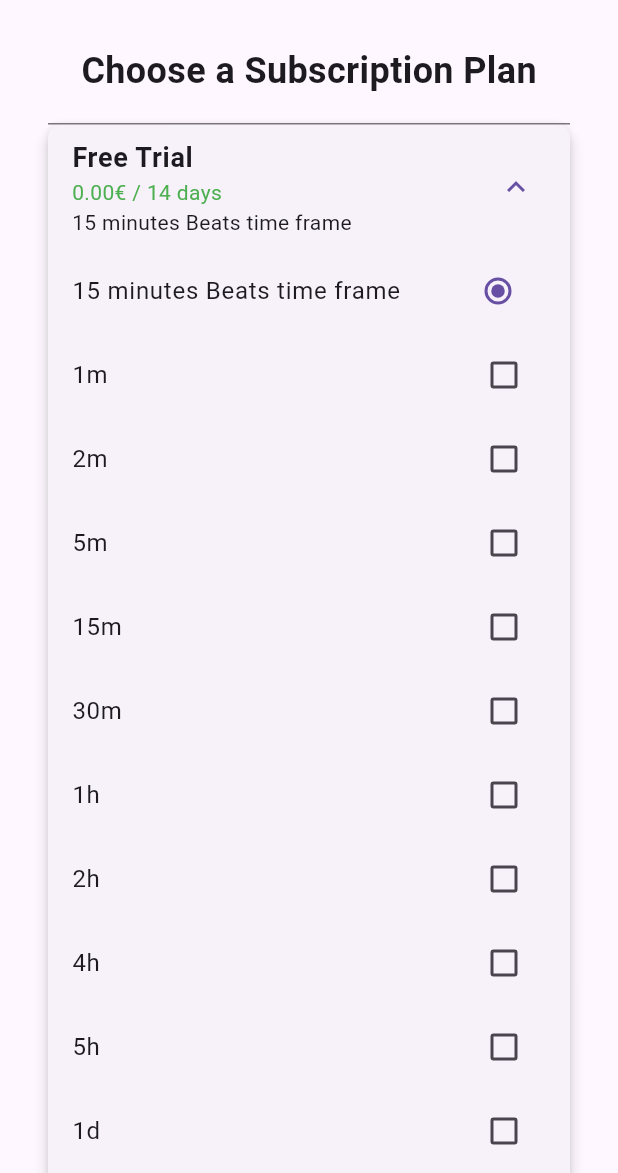
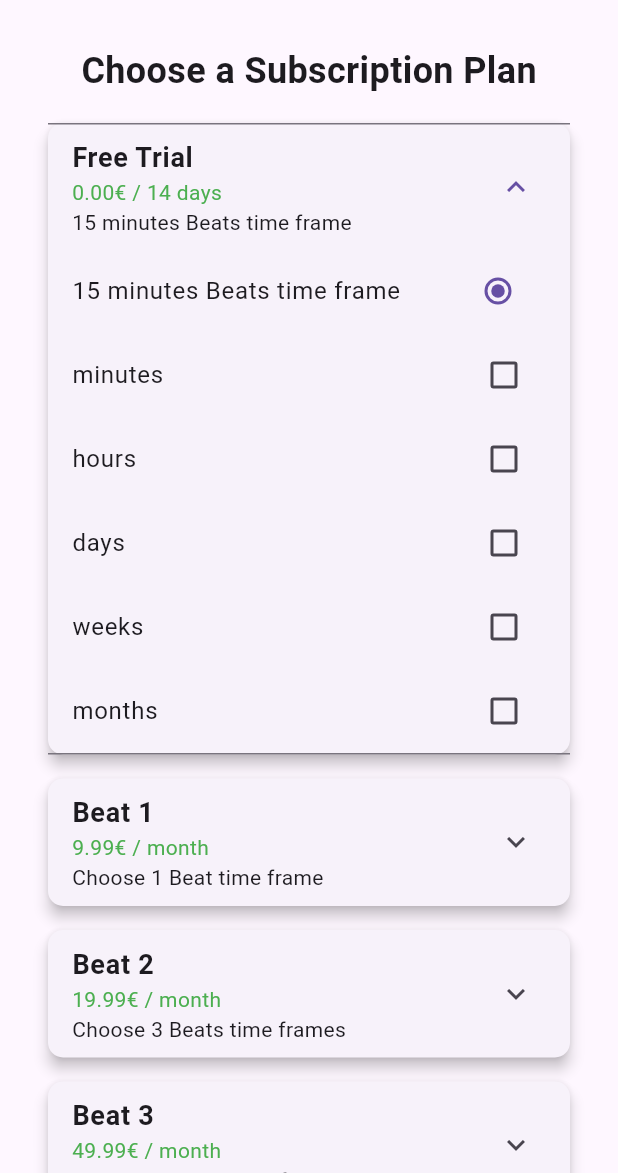
Before and after one commit to tradingapp-ai-beat/dividendbro, a Flutter app: the SignUpPlansScreen screen opened directly with empty values, after a tap on "Free Trial", on a phone screen of 412 x 824 dp, the part 63-1236 px from its top. Run offline on Flutter 3.47's test engine with Material 3 defaults, Android fonts, the phone set to English and light mode, and no system bars; our stand-ins replace cloud_firestore, firebase_auth, firebase_core, firebase_storage, flutter_svg, image_picker; accounts and stored records are empty.

Commit message:
now is really working with minutes, hours etc

```diff
--- a/lib/screens/signupPlans_screen.dart
+++ b/lib/screens/signupPlans_screen.dart
@@ -22,7 +22,7 @@ class _SignUpPlansScreenState extends State<SignUpPlansScreen> {
 
   void _subscribe() {
     if (_selectedSubscriptionType == 0) {
-      _selectedTimeFrames = ['15m'];
+      _selectedTimeFrames = ['15 minutes'];
     }
 
     Navigator.push(
@@ -34,7 +34,8 @@ class _SignUpPlansScreenState extends State<SignUpPlansScreen> {
           email: widget.email,
           name: widget.name,
           password: widget.password, // Pass the password for sign up
-          isSignUp: true, previousScreen: '', // Indicate that this is a sign-up process
+          isSignUp: true,
+          previousScreen: '', // Indicate that this is a sign-up process
         ),
       ),
     );
@@ -62,14 +63,14 @@ class _SignUpPlansScreenState extends State<SignUpPlansScreen> {
           price: '19.99€ / month',
           description: 'Choose 3 Beats time frames',
           subscriptionType: 2,
-          maxSelections: 3,
+          maxSelections: 2,
         ),
         _buildSubscriptionCard(
           title: 'Beat 3',
           price: '49.99€ / month',
           description: 'Unlimited Beats time frames',
           subscriptionType: 3,
-          maxSelections: 12,
+          maxSelections: 5,
         ),
       ],
     );
@@ -130,7 +131,7 @@ class _SignUpPlansScreenState extends State<SignUpPlansScreen> {
   }
 
   Widget _buildTimeFrameSelector(int maxSelections) {
-    final timeFrames = ['1m','2m', '5m', '15m', '30m', '1h', '2h', '4h', '5h', '1d', '1w', 'M'];
+    final timeFrames = ['minutes', 'hours', 'days', 'weeks', 'months'];
     return Column(
       children: timeFrames.map((timeFrame) {
         return CheckboxListTile(
--- a/lib/screens/subscription_screen.dart
+++ b/lib/screens/subscription_screen.dart
@@ -16,7 +16,7 @@ class _SubscriptionScreenState extends State<SubscriptionScreen> {
     final userProvider = Provider.of<UserProvider>(context, listen: false);
 
     if (_selectedSubscriptionType == 0) {
-      _selectedTimeFrames = ['15m'];
+      _selectedTimeFrames = ['15 minutes'];
     }
 
     Navigator.pushReplacement(
@@ -27,7 +27,8 @@ class _SubscriptionScreenState extends State<SubscriptionScreen> {
           timeFrames: _selectedTimeFrames,
           email: userProvider.user.email,
           name: userProvider.user.name,
-          previousScreen: 'subscription', isSignUp: false,
+          previousScreen: 'subscription',
+          isSignUp: false,
         ),
       ),
     );
@@ -136,7 +137,7 @@ class _SubscriptionScreenState extends State<SubscriptionScreen> {
   }
 
   Widget _buildTimeFrameSelector(int maxSelections) {
-    final timeFrames = ['1m','2m', '5m', '15m', '30m', '1h', '2h', '4h', '5h', '1d', '1w', 'M'];
+    final timeFrames = ['minutes', 'hours', 'days', 'weeks', 'months'];
     return Column(
       children: timeFrames.map((timeFrame) {
         return CheckboxListTile(
--- a/lib/services/api_service.dart
+++ b/lib/services/api_service.dart
@@ -14,7 +14,7 @@ class ApiService {
         {
           'role': 'user',
           'content': [
-            {'type': 'text', 'text': 'Analyze this image and determine if it is a trading chart. If it is, extract the timeframe.'},
+            {'type': 'text', 'text': 'Analyze this image and determine if it is a trading chart. If it is, extract the timeframe and say if its minutes or minute, hours or hour, days or day, weeks or week, months or month and always say in plural .'},
             {'type': 'image_url', 'image_url': {'url': imageUrl}},
           ],
         },
@@ -60,20 +60,12 @@ class ApiService {
     print('Input text for regex: $text');
 
     // Updated regex to handle various formats including quotes and punctuation
-    RegExp regex = RegExp(r'(\d+[mhdwM]|[mhdwM]\d+|mn|m|d|h|w)', caseSensitive: false);
+    RegExp regex = RegExp(r'(minutes|hours|days|weeks|months)', caseSensitive: false);
     Match? match = regex.firstMatch(text);
 
     if (match != null) {
       String matched = match.group(1)!.toLowerCase();
       print('Matched timeframe: $matched');
-
-      // Normalize the format to always have the letter first and the number second
-      if (RegExp(r'^\d+[mhdwM]$').hasMatch(matched)) {
-        String normalized = matched.replaceAllMapped(RegExp(r'(\d+)([mhdwM])', caseSensitive: false), (Match m) => '${m[2]}${m[1]}');
-        print('Normalized timeframe: $normalized');
-        return normalized;
-      }
-      print('Returned as-is: $matched');
       return matched;
     } else {
       print('No timeframe matched.');
@@ -91,7 +83,7 @@ class ApiService {
             {'type': 'text', 'text': 'Give trading advice based on this chart image and strategy.'},
             {
               'type': 'text',
-              'text': 'Give trading advice based on this chart image,strategy: $strategy. adapted to Time frames: $extractedTimeframe and additional parameter: $additionalParameter.,Image URL: $imageUrl are you more inclined to buy or to sell? Give me full analysis of the chart, give me advice about leverage when applicable (appropriate leverage give example with possible outcomes in one example for 0.1 leverage) and finalize with information regarding safety in trading and risk management. Also, extract the financial product name and verify if the image time frame corresponds to the timeframe on the picture.',
+              'text': 'Give trading advice based on this chart image,strategy: $strategy., extract the financial product name and give an judge opinion on what the strategy chosen is good or not for the type of financial product, adapted to Time frames: $extractedTimeframe and additional parameter: $additionalParameter.,Image URL: $imageUrl are you more inclined to buy or to sell? Analise candle sticks if possible, and inform about the pattern, Give user full analysis of the chart, give me advice about leverage when applicable, and finalize with information regarding safety in trading and risk management. .',
             },
             {'type': 'image_url', 'image_url': {'url': imageUrl}}, // Including the image URL again
           ],
--- a/lib/services/web_image_service.dart
+++ b/lib/services/web_image_service.dart
@@ -24,6 +24,32 @@ class WebImageService implements ImageService {
       return 'The uploaded chart image does not contain clear information. Please upload a better-quality image with more detail.';
     }
 
+    // Normalize the timeframes for comparison
+    Set<String> normalizedTimeframes = timeframes
+        .map((t) => t.toLowerCase())
+        .expand((t) => [
+      t,
+      t.replaceAll('minutes', 'minute'),
+      t.replaceAll('hours', 'hour'),
+      t.replaceAll('days', 'day'),
+      t.replaceAll('weeks', 'week'),
+      t.replaceAll('months', 'month')
+    ])
+        .toSet();
+
+    print('Possible timeframes for comparison: $normalizedTimeframes');
+    String normalizedExtractedTimeframe = extractedTimeframe
+        .replaceAll('minutes', 'minute')
+        .replaceAll('hours', 'hour')
+        .replaceAll('days', 'day')
+        .replaceAll('weeks', 'week')
+        .replaceAll('months', 'month');
+    print('Extracted timeframe variations: $extractedTimeframe, $normalizedExtractedTimeframe');
+
+    if (!normalizedTimeframes.contains(extractedTimeframe) && !normalizedTimeframes.contains(normalizedExtractedTimeframe)) {
+      return 'The time frame of the uploaded chart is $extractedTimeframe which is not in your subscription plan. Please upgrade your plan.';
+    }
+
     print('Getting advice from image URL...');
     return await ApiService.getAdviceFromImage(imageUrl, strategy, timeframes, additionalParameter, extractedTimeframe);
   }
```
